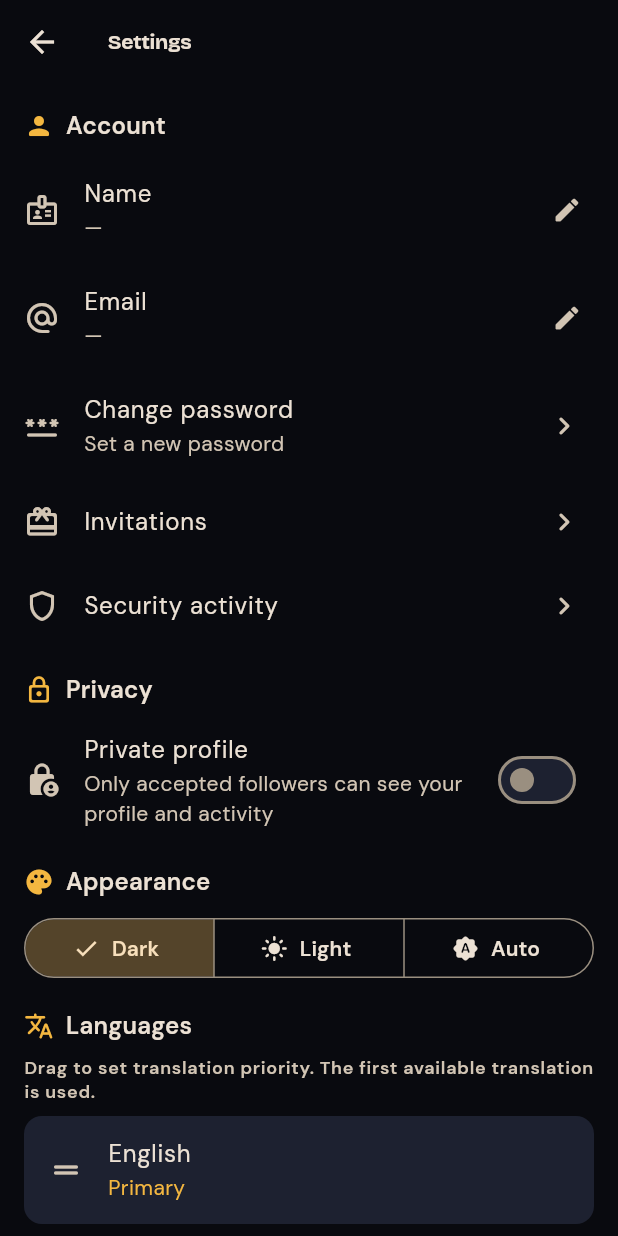
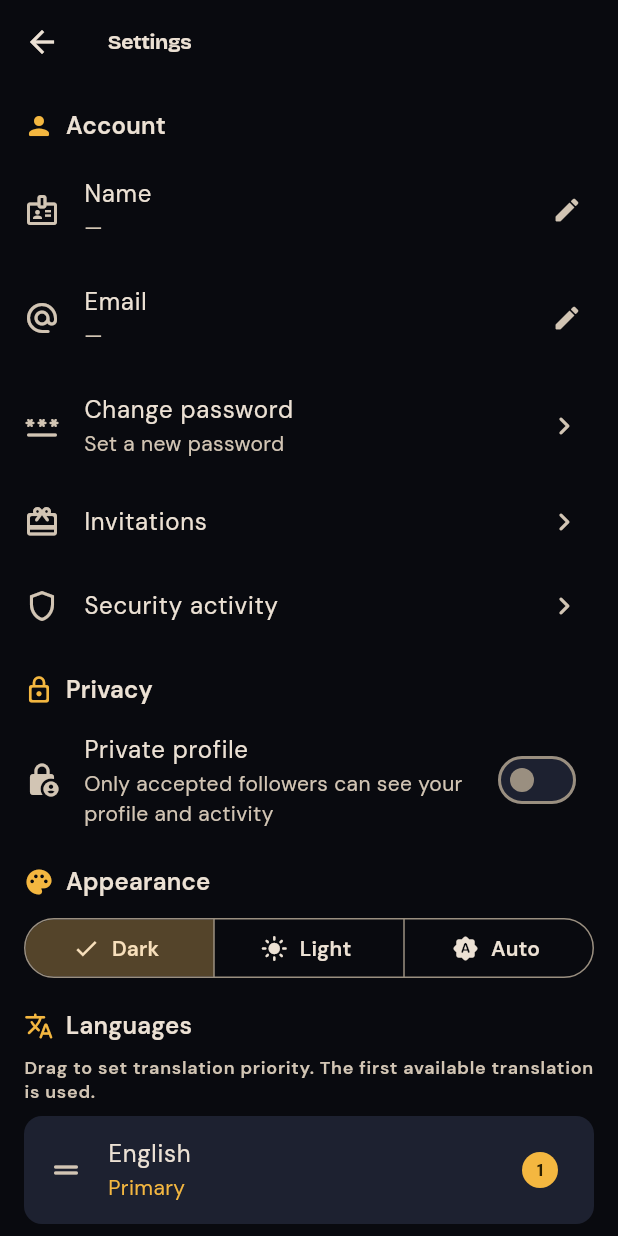
Before and after one commit to Shiranuit/Cinetrack, a Flutter app: the SettingsScreen screen opened directly, on a phone screen of 412 x 824 dp. Run offline on Flutter 3.47's test engine with Material 3 defaults, Android fonts, the light colour scheme and no system bars; our stand-ins replace app_links, cached_network_image, device_info_plus, file_picker, flutter_localized_locales, flutter_secure_storage and 5 more; missing offline and left inert: dart:js_interop, world_countries; accounts and stored records are empty; network calls fail.

Commit message:
Make it easier to reorder language priority

```diff
--- a/frontend/lib/screens/settings_screen.dart
+++ b/frontend/lib/screens/settings_screen.dart
@@ -478,16 +478,18 @@ class _SettingsScreenState extends State<SettingsScreen> {
             },
             children: [
               for (var i = 0; i < settings.languages.length; i++)
-                Card(
+                // The whole card is the drag surface - a far bigger target than a
+                // small handle. The drag icon stays as a visual affordance; the
+                // remove button still taps normally (tap wins over drag).
+                ReorderableDragStartListener(
                   key: ValueKey(settings.languages[i]),
-                  margin: const EdgeInsets.only(bottom: Insets.sm),
-                  color: context.scheme.surfaceContainerHighest,
-                  child: ListTile(
-                    leading: ReorderableDragStartListener(
-                      index: i,
-                      child: const Icon(Icons.drag_handle_rounded),
-                    ),
-                    title: Text(
+                  index: i,
+                  child: Card(
+                    margin: const EdgeInsets.only(bottom: Insets.sm),
+                    color: context.scheme.surfaceContainerHighest,
+                    child: ListTile(
+                      leading: Icon(Icons.drag_handle_rounded, color: context.scheme.onSurfaceVariant),
+                      title: Text(
                       kLanguages[settings.languages[i]] ??
                           settings.languages[i],
                     ),
@@ -497,21 +499,40 @@ class _SettingsScreenState extends State<SettingsScreen> {
                             style: TextStyle(color: context.scheme.primary),
                           )
                         : null,
-                    trailing: settings.languages.length > 1
-                        ? IconButton(
-                            icon: const Icon(
-                              Icons.remove_circle_outline_rounded,
+                    trailing: Row(
+                      mainAxisSize: MainAxisSize.min,
+                      children: [
+                        // Priority number (1 = primary) on the right of each card.
+                        Container(
+                          width: 24,
+                          height: 24,
+                          alignment: Alignment.center,
+                          decoration: BoxDecoration(
+                            shape: BoxShape.circle,
+                            color: i == 0 ? context.scheme.primary : Colors.transparent,
+                            border: i == 0 ? null : Border.all(color: context.scheme.outlineVariant),
+                          ),
+                          child: Text(
+                            '${i + 1}',
+                            style: context.text.labelMedium?.copyWith(
+                              fontWeight: FontWeight.w700,
+                              color: i == 0 ? context.scheme.onPrimary : context.scheme.onSurfaceVariant,
                             ),
+                          ),
+                        ),
+                        if (settings.languages.length > 1)
+                          IconButton(
+                            icon: const Icon(Icons.remove_circle_outline_rounded),
                             onPressed: () {
-                              final langs = List<String>.from(
-                                settings.languages,
-                              )..removeAt(i);
+                              final langs = List<String>.from(settings.languages)..removeAt(i);
                               settings.setLanguages(langs);
                             },
-                          )
-                        : null,
+                          ),
+                      ],
+                    ),
                   ),
                 ),
+              ),
             ],
           ),
           if (available.isNotEmpty) ...[
```
